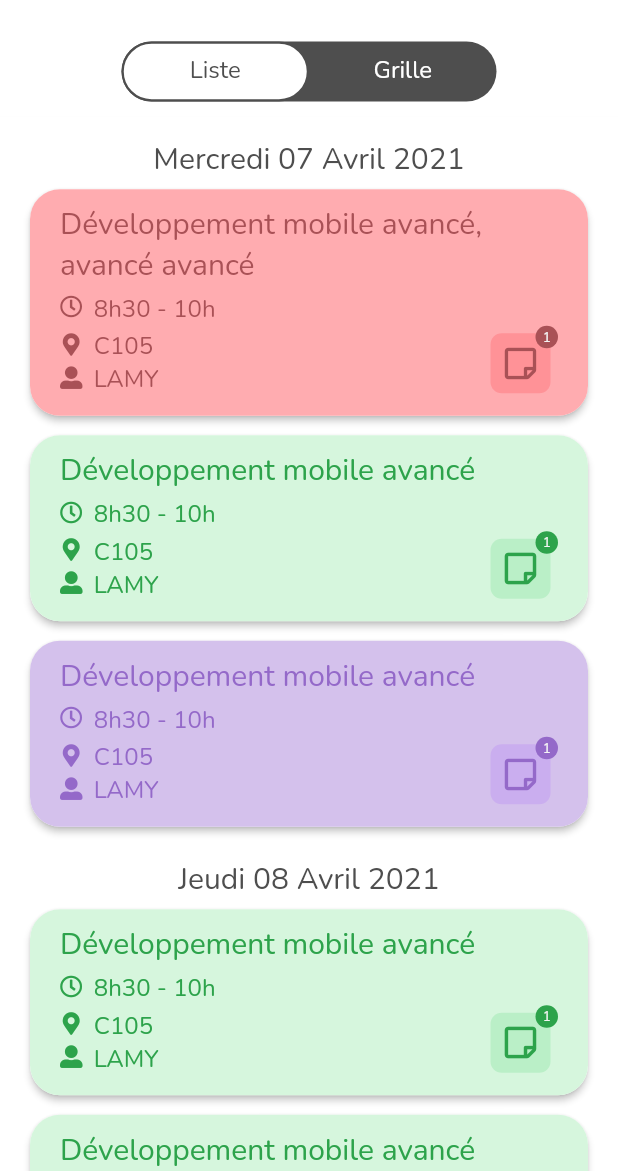
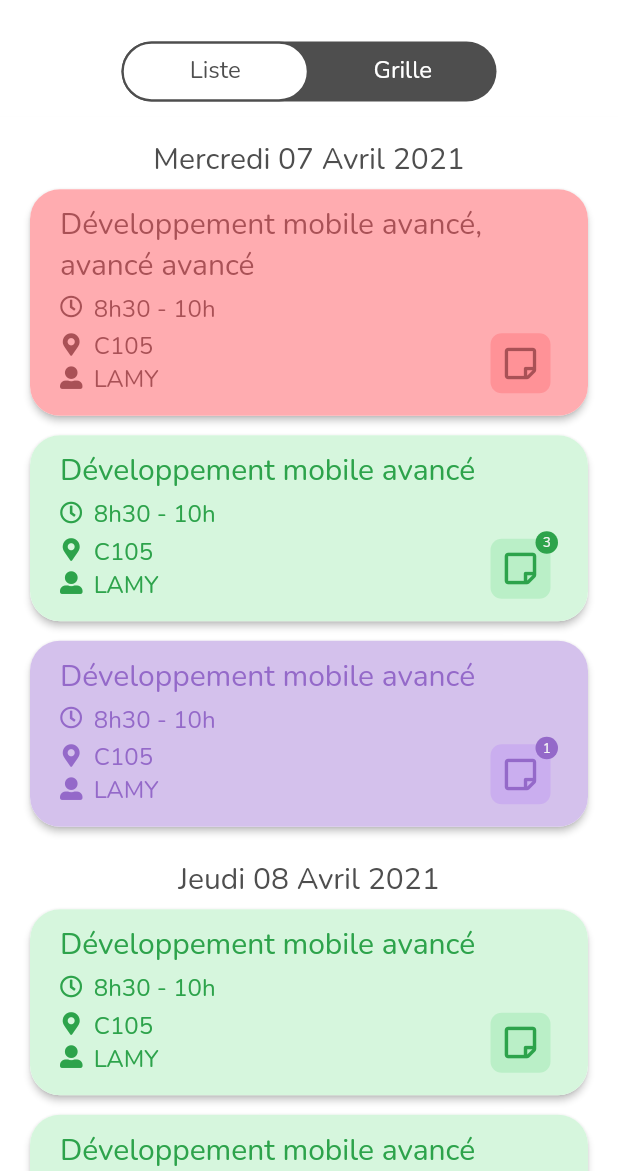
Before and after one commit to BriceChk/esaip_agenda_flutter, a Flutter app: the HomePage screen opened by its route, on a phone screen of 412 x 824 dp, the part 65-1236 px from its top. Run offline on Flutter 3.47's test engine with Material 2 defaults, Android fonts, the phone set to English and light mode, and no system bars; our stand-ins replace font_awesome_flutter, progress_indicators; missing offline and left inert: requests, time_machine, timetable; statements that could not run were skipped.

Commit message:
Add builder note number to the card

```diff
--- a/lib/shared/Components/my_event_card.dart
+++ b/lib/shared/Components/my_event_card.dart
@@ -193,27 +193,7 @@ class _MyEventCardState extends State<MyEventCard> {
                 ),
               ),
             ),
-            Positioned(
-              right: 0,
-              child: Container(
-                height: 15,
-                width: 15,
-                decoration: BoxDecoration(
-                  shape: BoxShape.circle,
-                  color: colorText,
-                ),
-                child: Center(
-                  child: Text(
-                    '1',
-                    style: TextStyle(
-                      fontSize: 9,
-                      fontFamily: FONT_NUNITO,
-                      color: COLOR_WHITE_GREY,
-                    ),
-                  ),
-                ),
-              ),
-            ),
+            _buildNumberOfNote(widget.event.note),
           ],
         ),
       );
@@ -225,4 +205,33 @@ class _MyEventCardState extends State<MyEventCard> {
       );
     }
   }
+
+  Widget _buildNumberOfNote(String nbNote){
+    if (nbNote.isEmpty){
+      return Container();
+    }
+    else {
+      return Positioned(
+        right: 0,
+        child: Container(
+          height: 15,
+          width: 15,
+          decoration: BoxDecoration(
+            shape: BoxShape.circle,
+            color: colorText,
+          ),
+          child: Center(
+            child: Text(
+              nbNote,
+              style: TextStyle(
+                fontSize: 9,
+                fontFamily: FONT_NUNITO,
+                color: COLOR_WHITE_GREY,
+              ),
+            ),
+          ),
+        ),
+      );
+    }
+  }
 }
```
